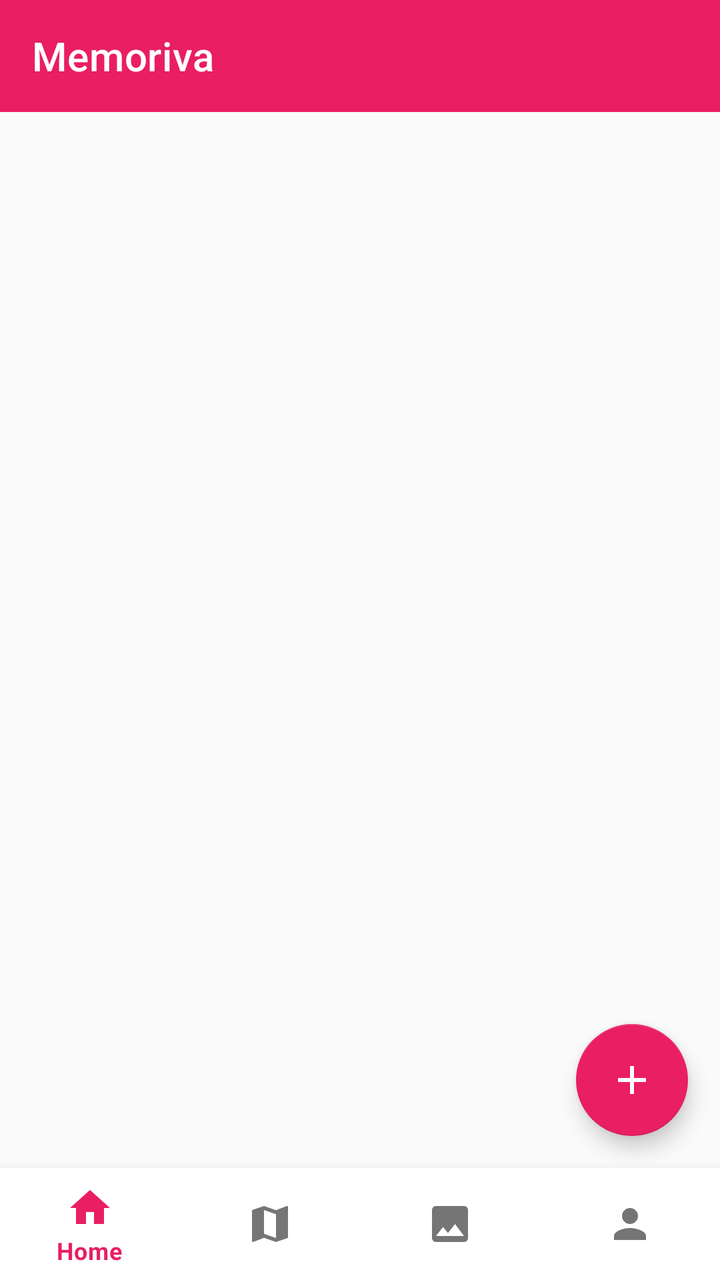
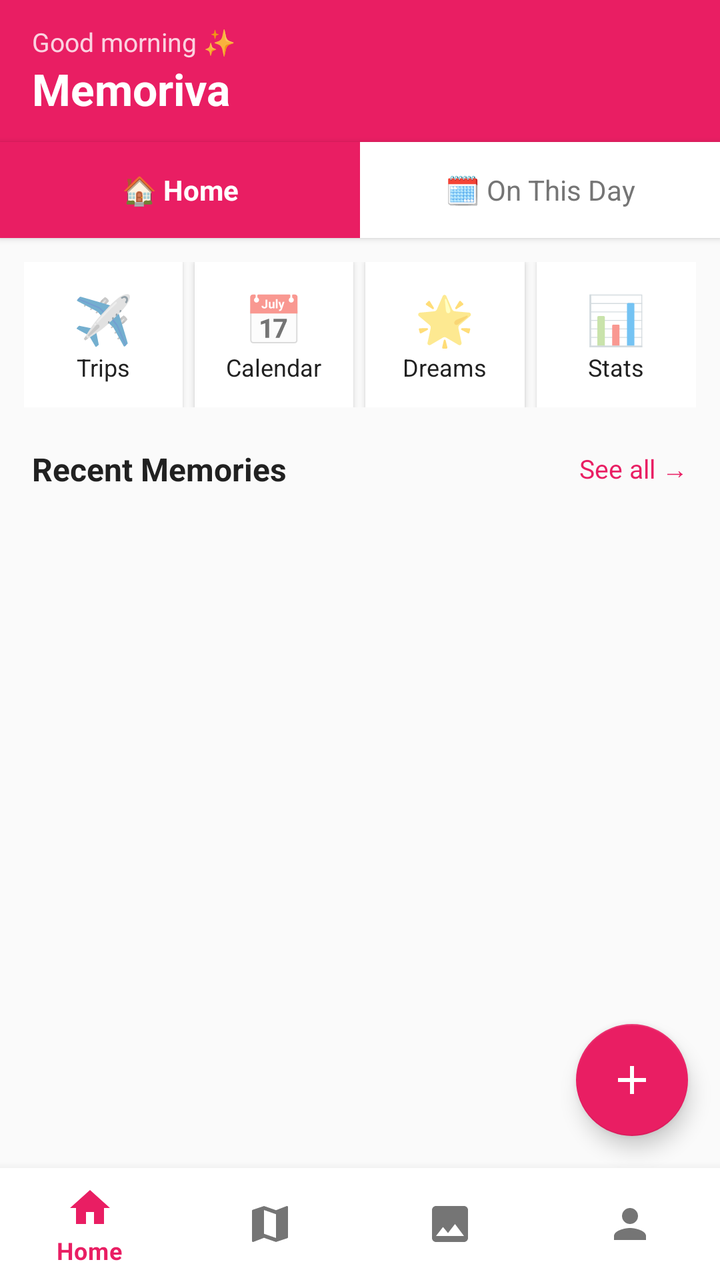

An Android layout rendered at two revisions. The XML below is the earlier revision; the diff shows what the commit changed to produce the second picture.
<!-- AndroidManifest.xml: application theme Theme.Memoriva -->
<!-- res/layout/activity_map.xml -->
<?xml version="1.0" encoding="utf-8"?>
<androidx.constraintlayout.widget.ConstraintLayout
    xmlns:android="http://schemas.android.com/apk/res/android"
    xmlns:app="http://schemas.android.com/apk/res-auto"
    android:layout_width="match_parent"
    android:layout_height="match_parent"
    android:background="@color/colorBackground">

    
    <androidx.appcompat.widget.Toolbar
        android:id="@+id/toolbar"
        android:layout_width="0dp"
        android:layout_height="?attr/actionBarSize"
        android:background="@color/colorPrimary"
        app:layout_constraintEnd_toEndOf="parent"
        app:layout_constraintStart_toStartOf="parent"
        app:layout_constraintTop_toTopOf="parent"
        app:title="Memoriva"
        app:titleTextColor="@color/white" />

    
    <androidx.recyclerview.widget.RecyclerView
        android:id="@+id/rvRecentMemories"
        android:layout_width="0dp"
        android:layout_height="0dp"
        android:padding="8dp"
        android:clipToPadding="false"
        app:layout_constraintBottom_toTopOf="@id/bottomNav"
        app:layout_constraintEnd_toEndOf="parent"
        app:layout_constraintStart_toStartOf="parent"
        app:layout_constraintTop_toBottomOf="@id/toolbar" />

    
    <TextView
        android:id="@+id/tvEmpty"
        android:layout_width="0dp"
        android:layout_height="wrap_content"
        android:gravity="center"
        android:padding="32dp"
        android:text="No memories yet!\nTap + to add your first memory 📸"
        android:textColor="@color/colorTextSecondary"
        android:textSize="16sp"
        android:visibility="gone"
        app:layout_constraintBottom_toTopOf="@id/bottomNav"
        app:layout_constraintEnd_toEndOf="parent"
        app:layout_constraintStart_toStartOf="parent"
        app:layout_constraintTop_toBottomOf="@id/toolbar" />

    
    <com.google.android.material.floatingactionbutton.FloatingActionButton
        android:id="@+id/fabAddMemory"
        android:layout_width="wrap_content"
        android:layout_height="wrap_content"
        android:layout_marginEnd="16dp"
        android:layout_marginBottom="16dp"
        android:contentDescription="Add Memory"
        android:src="@drawable/ic_add"
        app:backgroundTint="@color/colorPrimary"
        app:layout_constraintBottom_toTopOf="@id/bottomNav"
        app:layout_constraintEnd_toEndOf="parent"
        app:tint="@color/white" />

    
    <com.google.android.material.bottomnavigation.BottomNavigationView
        android:id="@+id/bottomNav"
        android:layout_width="0dp"
        android:layout_height="wrap_content"
        android:background="@color/white"
        app:itemIconTint="@drawable/bottom_nav_selector"
        app:itemTextColor="@drawable/bottom_nav_selector"
        app:layout_constraintBottom_toBottomOf="parent"
        app:layout_constraintEnd_toEndOf="parent"
        app:layout_constraintStart_toStartOf="parent"
        app:menu="@menu/bottom_nav_menu" />

</androidx.constraintlayout.widget.ConstraintLayout>
<!-- resources referenced by this layout -->
<resources>
  <color name="colorBackground">#FAFAFA</color>
  <color name="colorPrimary">#E91E63</color>
  <color name="colorTextSecondary">#757575</color>
  <color name="white">#FFFFFFFF</color>
  <!-- drawable bottom_nav_selector (drawable) -->
  <?xml version="1.0" encoding="utf-8"?>
  <selector xmlns:android="http://schemas.android.com/apk/res/android">
      <item android:color="@color/colorPrimary" android:state_checked="true" />
      <item android:color="@color/colorTextSecondary" />
  </selector>
  <!-- drawable ic_add (drawable) -->
  <?xml version="1.0" encoding="utf-8"?>
  <vector xmlns:android="http://schemas.android.com/apk/res/android"
      android:width="24dp"
      android:height="24dp"
      android:viewportWidth="24"
      android:viewportHeight="24">
      <path
          android:fillColor="@android:color/white"
          android:pathData="M19,13h-6v6h-2v-6H5v-2h6V5h2v6h6v2z" />
  </vector>
  <style name="Theme.Memoriva" parent="Base.Theme.Memoriva" />
  <style name="Base.Theme.Memoriva" parent="Theme.MaterialComponents.Light.NoActionBar">
          <item name="colorPrimary">@color/colorPrimary</item>
          <item name="colorPrimaryDark">@color/colorPrimaryDark</item>
          <item name="colorAccent">@color/colorAccent</item>
          <item name="android:colorBackground">@color/colorBackground</item>
          <item name="colorSurface">@color/colorSurface</item>
          <item name="colorOnPrimary">@color/colorOnPrimary</item>
          <item name="colorError">@color/colorError</item>
          <item name="android:statusBarColor">@color/colorPrimary</item>
          <item name="android:windowLightStatusBar" tools:targetApi="m">false</item>
      </style>
  <color name="colorPrimaryDark">#C2185B</color>
  <color name="colorAccent">#FF5252</color>
  <color name="colorSurface">#FFFFFF</color>
  <color name="colorOnPrimary">#FFFFFF</color>
  <color name="colorError">#F44336</color>
</resources>

<!-- the commit's change to res/layout/activity_map.xml (unified diff, before → after) -->
@@ -7,44 +7,278 @@
     android:background="@color/colorBackground">
 
     
-    <androidx.appcompat.widget.Toolbar
-        android:id="@+id/toolbar"
-        android:layout_width="0dp"
-        android:layout_height="?attr/actionBarSize"
+    <LinearLayout
+        android:id="@+id/layoutHeader"
+        android:layout_width="0dp"
+        android:layout_height="wrap_content"
+        android:orientation="vertical"
         android:background="@color/colorPrimary"
-        app:layout_constraintEnd_toEndOf="parent"
-        app:layout_constraintStart_toStartOf="parent"
-        app:layout_constraintTop_toTopOf="parent"
-        app:title="Memoriva"
-        app:titleTextColor="@color/white" />
-
-    
-    <androidx.recyclerview.widget.RecyclerView
-        android:id="@+id/rvRecentMemories"
+        android:paddingStart="16dp"
+        android:paddingEnd="16dp"
+        android:paddingTop="12dp"
+        android:paddingBottom="12dp"
+        app:layout_constraintEnd_toEndOf="parent"
+        app:layout_constraintStart_toStartOf="parent"
+        app:layout_constraintTop_toTopOf="parent">
+
+        <TextView
+            android:id="@+id/tvGreeting"
+            android:layout_width="wrap_content"
+            android:layout_height="wrap_content"
+            android:text="Good morning ✨"
+            android:textColor="#CCFFFFFF"
+            android:textSize="13sp" />
+
+        <TextView
+            android:id="@+id/tvAppTitle"
+            android:layout_width="wrap_content"
+            android:layout_height="wrap_content"
+            android:text="Memoriva"
+            android:textColor="@color/white"
+            android:textSize="22sp"
+            android:textStyle="bold" />
+
+    </LinearLayout>
+
+    
+    <LinearLayout
+        android:id="@+id/layoutToggle"
+        android:layout_width="0dp"
+        android:layout_height="wrap_content"
+        android:orientation="horizontal"
+        android:background="@color/white"
+        android:elevation="2dp"
+        app:layout_constraintEnd_toEndOf="parent"
+        app:layout_constraintStart_toStartOf="parent"
+        app:layout_constraintTop_toBottomOf="@id/layoutHeader">
+
+        <TextView
+            android:id="@+id/btnToggleList"
+            android:layout_width="0dp"
+            android:layout_height="48dp"
+            android:layout_weight="1"
+            android:gravity="center"
+            android:text="🏠 Home"
+            android:textSize="14sp"
+            android:textStyle="bold"
+            android:textColor="@color/white"
+            android:background="@color/colorPrimary" />
+
+        <TextView
+            android:id="@+id/btnToggleMap"
+            android:layout_width="0dp"
+            android:layout_height="48dp"
+            android:layout_weight="1"
+            android:gravity="center"
+            android:text="🗓 On This Day"
+            android:textSize="14sp"
+            android:textColor="@color/colorTextSecondary"
+            android:background="@color/white" />
+
+    </LinearLayout>
+
+    
+    <androidx.core.widget.NestedScrollView
+        android:id="@+id/scrollHome"
         android:layout_width="0dp"
         android:layout_height="0dp"
-        android:padding="8dp"
-        android:clipToPadding="false"
+        android:background="@color/colorBackground"
+        android:visibility="visible"
         app:layout_constraintBottom_toTopOf="@id/bottomNav"
         app:layout_constraintEnd_toEndOf="parent"
         app:layout_constraintStart_toStartOf="parent"
-        app:layout_constraintTop_toBottomOf="@id/toolbar" />
-
-    
-    <TextView
-        android:id="@+id/tvEmpty"
-        android:layout_width="0dp"
-        android:layout_height="wrap_content"
-        android:gravity="center"
-        android:padding="32dp"
-        android:text="No memories yet!\nTap + to add your first memory 📸"
-        android:textColor="@color/colorTextSecondary"
-        android:textSize="16sp"
+        app:layout_constraintTop_toBottomOf="@id/layoutToggle">
+
+        <LinearLayout
+            android:layout_width="match_parent"
+            android:layout_height="wrap_content"
+            android:orientation="vertical"
+            android:paddingBottom="80dp">
+
+            
+            <LinearLayout
+                android:layout_width="match_parent"
+                android:layout_height="wrap_content"
+                android:orientation="horizontal"
+                android:padding="12dp">
+
+                <LinearLayout
+                    android:id="@+id/btnQuickTrip"
+                    android:layout_width="0dp"
+                    android:layout_height="wrap_content"
+                    android:layout_weight="1"
+                    android:layout_marginEnd="6dp"
+                    android:orientation="vertical"
+                    android:gravity="center"
+                    android:padding="12dp"
+                    android:background="@color/white"
+                    android:elevation="2dp">
+                    <TextView android:layout_width="wrap_content" android:layout_height="wrap_content"
+                        android:text="✈️" android:textSize="24sp" />
+                    <TextView android:layout_width="wrap_content" android:layout_height="wrap_content"
+                        android:text="Trips" android:textSize="12sp" android:textColor="@color/colorTextPrimary" />
+                </LinearLayout>
+
+                <LinearLayout
+                    android:id="@+id/btnQuickCalendar"
+                    android:layout_width="0dp"
+                    android:layout_height="wrap_content"
+                    android:layout_weight="1"
+                    android:layout_marginEnd="6dp"
+                    android:orientation="vertical"
+                    android:gravity="center"
+                    android:padding="12dp"
+                    android:background="@color/white"
+                    android:elevation="2dp">
+                    <TextView android:layout_width="wrap_content" android:layout_height="wrap_content"
+                        android:text="📅" android:textSize="24sp" />
+                    <TextView android:layout_width="wrap_content" android:layout_height="wrap_content"
+                        android:text="Calendar" android:textSize="12sp" android:textColor="@color/colorTextPrimary" />
+                </LinearLayout>
+
+                <LinearLayout
+                    android:id="@+id/btnQuickDream"
+                    android:layout_width="0dp"
+                    android:layout_height="wrap_content"
+                    android:layout_weight="1"
+                    android:layout_marginEnd="6dp"
+                    android:orientation="vertical"
+                    android:gravity="center"
+                    android:padding="12dp"
+                    android:background="@color/white"
+                    android:elevation="2dp">
+                    <TextView android:layout_width="wrap_content" android:layout_height="wrap_content"
+                        android:text="🌟" android:textSize="24sp" />
+                    <TextView android:layout_width="wrap_content" android:layout_height="wrap_content"
+                        android:text="Dreams" android:textSize="12sp" android:textColor="@color/colorTextPrimary" />
+                </LinearLayout>
+
+                <LinearLayout
+                    android:id="@+id/btnQuickStats"
+                    android:layout_width="0dp"
+                    android:layout_height="wrap_content"
+                    android:layout_weight="1"
+                    android:orientation="vertical"
+                    android:gravity="center"
+                    android:padding="12dp"
+                    android:background="@color/white"
+                    android:elevation="2dp">
+                    <TextView android:layout_width="wrap_content" android:layout_height="wrap_content"
+                        android:text="📊" android:textSize="24sp" />
+                    <TextView android:layout_width="wrap_content" android:layout_height="wrap_content"
+                        android:text="Stats" android:textSize="12sp" android:textColor="@color/colorTextPrimary" />
+                </LinearLayout>
+
+            </LinearLayout>
+
+            
+            <LinearLayout
+                android:layout_width="match_parent"
+                android:layout_height="wrap_content"
+                android:orientation="horizontal"
+                android:paddingStart="16dp"
+                android:paddingEnd="16dp"
+                android:paddingTop="8dp"
+                android:paddingBottom="4dp"
+                android:gravity="center_vertical">
+
+                <TextView
+                    android:layout_width="0dp"
+                    android:layout_height="wrap_content"
+                    android:layout_weight="1"
+                    android:text="Recent Memories"
+                    android:textColor="@color/colorTextPrimary"
+                    android:textSize="16sp"
+                    android:textStyle="bold" />
+
+                <TextView
+                    android:id="@+id/tvSeeAll"
+                    android:layout_width="wrap_content"
+                    android:layout_height="wrap_content"
+                    android:text="See all →"
+                    android:textColor="@color/colorPrimary"
+                    android:textSize="13sp" />
+            </LinearLayout>
+
+            
+            <androidx.recyclerview.widget.RecyclerView
+                android:id="@+id/rvRecentMemories"
+                android:layout_width="match_parent"
+                android:layout_height="wrap_content"
+                android:nestedScrollingEnabled="false"
+                android:padding="8dp"
+                android:clipToPadding="false"
+                android:background="@color/colorBackground" />
+
+            
+            <TextView
+                android:id="@+id/tvEmpty"
+                android:layout_width="match_parent"
+                android:layout_height="wrap_content"
+                android:gravity="center"
+                android:padding="32dp"
+                android:text="No memories yet!\nTap + to add your first memory 📸"
+                android:textColor="@color/colorTextSecondary"
+                android:textSize="16sp"
+                android:visibility="gone" />
+
+        </LinearLayout>
+    </androidx.core.widget.NestedScrollView>
+
+    
+    <androidx.core.widget.NestedScrollView
+        android:id="@+id/osmMapView"
+        android:layout_width="0dp"
+        android:layout_height="0dp"
+        android:background="@color/colorBackground"
         android:visibility="gone"
         app:layout_constraintBottom_toTopOf="@id/bottomNav"
         app:layout_constraintEnd_toEndOf="parent"
         app:layout_constraintStart_toStartOf="parent"
-        app:layout_constraintTop_toBottomOf="@id/toolbar" />
+        app:layout_constraintTop_toBottomOf="@id/layoutToggle">
+
+        <LinearLayout
+            android:layout_width="match_parent"
+            android:layout_height="wrap_content"
+            android:orientation="vertical"
+            android:padding="16dp">
+
+            <TextView
+                android:layout_width="match_parent"
+                android:layout_height="wrap_content"
+                android:text="🗓 On This Day"
+                android:textColor="@color/colorTextPrimary"
+                android:textSize="20sp"
+                android:textStyle="bold"
+                android:layout_marginBottom="4dp" />
+
+            <TextView
+                android:id="@+id/tvOnThisDayDate"
+                android:layout_width="match_parent"
+                android:layout_height="wrap_content"
+                android:textColor="@color/colorTextSecondary"
+                android:textSize="14sp"
+                android:layout_marginBottom="16dp" />
+
+            <androidx.recyclerview.widget.RecyclerView
+                android:id="@+id/rvOnThisDay"
+                android:layout_width="match_parent"
+                android:layout_height="wrap_content"
+                android:nestedScrollingEnabled="false" />
+
+            <TextView
+                android:id="@+id/tvOnThisDayEmpty"
+                android:layout_width="match_parent"
+                android:layout_height="wrap_content"
+                android:gravity="center"
+                android:padding="32dp"
+                android:text="No memories on this day yet.\nStart creating memories! 📸"
+                android:textColor="@color/colorTextSecondary"
+                android:textSize="15sp"
+                android:visibility="gone" />
+
+        </LinearLayout>
+    </androidx.core.widget.NestedScrollView>
 
     
     <com.google.android.material.floatingactionbutton.FloatingActionButton
<!-- resource entries referenced after the edit -->
@@ -2,6 +2,7 @@
 <resources>
   <color name="colorBackground">#FAFAFA</color>
   <color name="colorPrimary">#E91E63</color>
+  <color name="colorTextPrimary">#212121</color>
   <color name="colorTextSecondary">#757575</color>
   <color name="white">#FFFFFFFF</color>
   <!-- drawable bottom_nav_selector (drawable) -->
